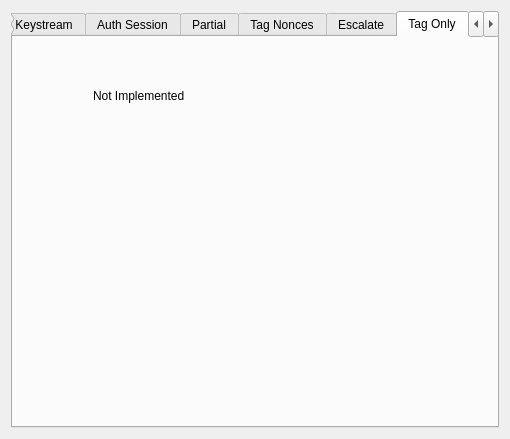
Before: the Qt Designer form qrapto1/qrapto1.ui in li0ard/qrapto1, drawn with Qt 5.
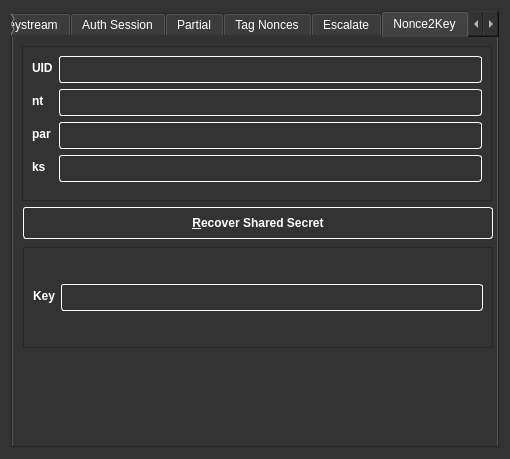
After: the same form once the commit is applied. The open tabs and pages were chosen to show the change.

Commit message: New design, add nonce2key

The edit to the form file:
```diff
--- a/qrapto1/qrapto1.ui
+++ b/qrapto1/qrapto1.ui
@@ -11,11 +11,57 @@
    </rect>
   </property>
   <property name="windowTitle">
-   <string>qrapto1 - crappy crapto1 demo ui</string>
+   <string>qrapto1 - crapto1 GUI</string>
+  </property>
+  <property name="styleSheet">
+   <string notr="true">* {
+	color: #ffffff;
+}
+
+QWidget {
+  background-color: #333333;
+}
+
+QLabel {
+  font-weight: bold;
+}
+
+QPushButton {
+  color: #ffffff;
+  font-weight: bold;
+  border: none;
+  padding: 5px;
+  border: 1px solid #FFFFFF;
+  height: 20px;
+  border-radius: 3px;
+}
+QPushButton:hover {
+  background-color: #ffffff;
+  color: #333333;
+}
+
+QLineEdit {
+	color: #fff;
+	border: 1px solid white;
+	height: 25px;
+	border-radius: 3px;
+}
+
+QTabWidget {
+	color: #fff;
+}
+
+QFrame#frame_11, QFrame#frame_12, QFrame#frame_2, QFrame#frame_6, QFrame#frame_3, QFrame#frame_4, QFrame#frame_5, QFrame#frame_13, QFrame#frame_14, QFrame#frame_15, QFrame#frame, QFrame#frame_6, QFrame#frame_10, QFrame#frame_8, QFrame#frame_9, QFrame#frame_18, QFrame#frame_19, QFrame#frame_20, QFrame#frame_21, QFrame#frame_16, QFrame#frame_17, QFrame#frame_7 {
+	border: 1px solid white;
+	border-radius: 3px;
+}</string>
   </property>
   <layout class="QVBoxLayout" name="verticalLayout">
    <item>
     <widget class="QTabWidget" name="tabWidget">
+     <property name="autoFillBackground">
+      <bool>false</bool>
+     </property>
      <property name="tabShape">
       <enum>QTabWidget::Rounded</enum>
      </property>
@@ -1003,21 +1049,139 @@
      </widget>
      <widget class="QWidget" name="tab_7">
       <attribute name="title">
-       <string>Tag Only</string>
+       <string>Nonce2Key</string>
       </attribute>
-      <widget class="QLabel" name="label_40">
+      <widget class="QFrame" name="frame_20">
        <property name="geometry">
         <rect>
-         <x>80</x>
-         <y>50</y>
-         <width>301</width>
-         <height>18</height>
+         <x>9</x>
+         <y>9</y>
+         <width>470</width>
+         <height>155</height>
+        </rect>
+       </property>
+       <property name="sizePolicy">
+        <sizepolicy hsizetype="Preferred" vsizetype="Preferred">
+         <horstretch>0</horstretch>
+         <verstretch>0</verstretch>
+        </sizepolicy>
+       </property>
+       <property name="frameShape">
+        <enum>QFrame::StyledPanel</enum>
+       </property>
+       <property name="frameShadow">
+        <enum>QFrame::Raised</enum>
+       </property>
+       <layout class="QFormLayout" name="formLayout_16">
+        <item row="0" column="0">
+         <widget class="QLabel" name="label_40">
+          <property name="text">
+           <string>UID</string>
+          </property>
+         </widget>
+        </item>
+        <item row="0" column="1">
+         <widget class="QLineEdit" name="strEscUID_2">
+          <property name="text">
+           <string/>
+          </property>
+         </widget>
+        </item>
+        <item row="1" column="1">
+         <widget class="QLineEdit" name="strNonce1_2">
+          <property name="text">
+           <string/>
+          </property>
+         </widget>
+        </item>
+        <item row="2" column="1">
+         <widget class="QLineEdit" name="strNonce2_2">
+          <property name="text">
+           <string/>
+          </property>
+         </widget>
+        </item>
+        <item row="3" column="1">
+         <widget class="QLineEdit" name="strNonce3_2">
+          <property name="text">
+           <string/>
+          </property>
+         </widget>
+        </item>
+        <item row="1" column="0">
+         <widget class="QLabel" name="label_41">
+          <property name="text">
+           <string>nt</string>
+          </property>
+         </widget>
+        </item>
+        <item row="2" column="0">
+         <widget class="QLabel" name="label_42">
+          <property name="text">
+           <string>par</string>
+          </property>
+         </widget>
+        </item>
+        <item row="3" column="0">
+         <widget class="QLabel" name="label_43">
+          <property name="text">
+           <string>ks</string>
+          </property>
+         </widget>
+        </item>
+       </layout>
+      </widget>
+      <widget class="QPushButton" name="btnEscalate_2">
+       <property name="geometry">
+        <rect>
+         <x>10</x>
+         <y>170</y>
+         <width>470</width>
+         <height>32</height>
         </rect>
        </property>
        <property name="text">
-        <string>Not Implemented</string>
+        <string>&amp;Recover Shared Secret</string>
        </property>
       </widget>
+      <widget class="QFrame" name="frame_21">
+       <property name="geometry">
+        <rect>
+         <x>10</x>
+         <y>210</y>
+         <width>470</width>
+         <height>101</height>
+        </rect>
+       </property>
+       <property name="frameShape">
+        <enum>QFrame::StyledPanel</enum>
+       </property>
+       <property name="frameShadow">
+        <enum>QFrame::Raised</enum>
+       </property>
+       <layout class="QFormLayout" name="formLayout_17">
+        <property name="fieldGrowthPolicy">
+         <enum>QFormLayout::ExpandingFieldsGrow</enum>
+        </property>
+        <property name="formAlignment">
+         <set>Qt::AlignLeading|Qt::AlignLeft|Qt::AlignVCenter</set>
+        </property>
+        <item row="0" column="0">
+         <widget class="QLabel" name="label_44">
+          <property name="text">
+           <string>Key</string>
+          </property>
+         </widget>
+        </item>
+        <item row="0" column="1">
+         <widget class="QLineEdit" name="strSecret_3">
+          <property name="readOnly">
+           <bool>true</bool>
+          </property>
+         </widget>
+        </item>
+       </layout>
+      </widget>
      </widget>
      <widget class="QWidget" name="tab_3">
       <attribute name="title">
```
Left out of the diff: 3 changed lines with no effect on the pictures. The commit also changes 3 other files.
